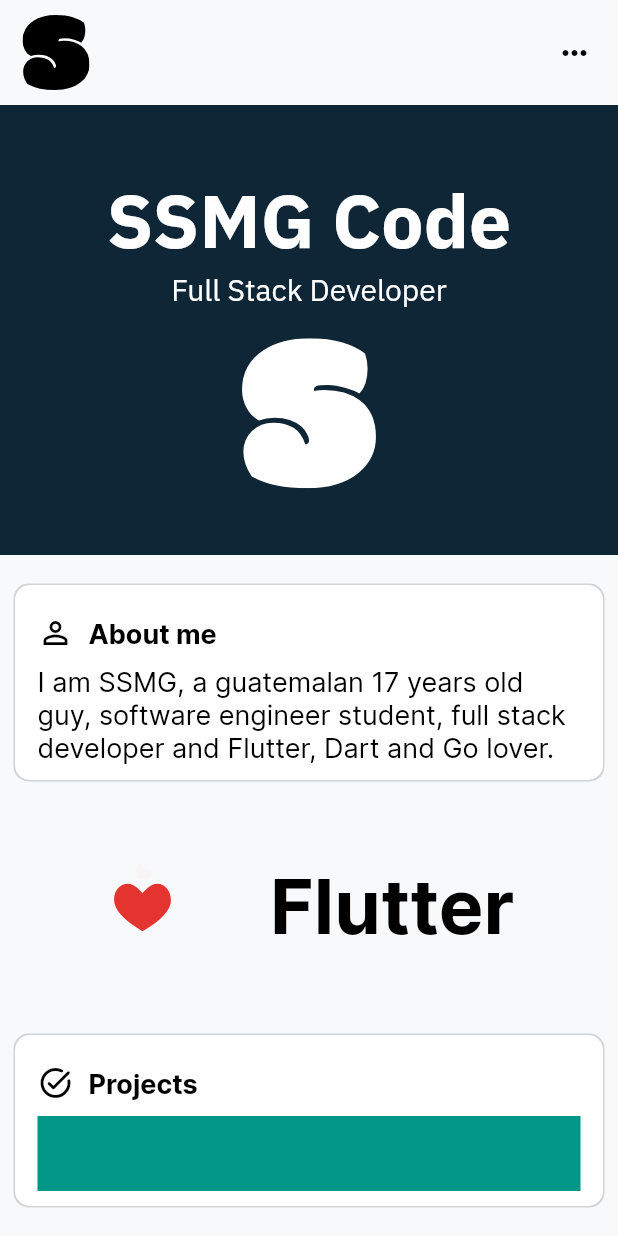
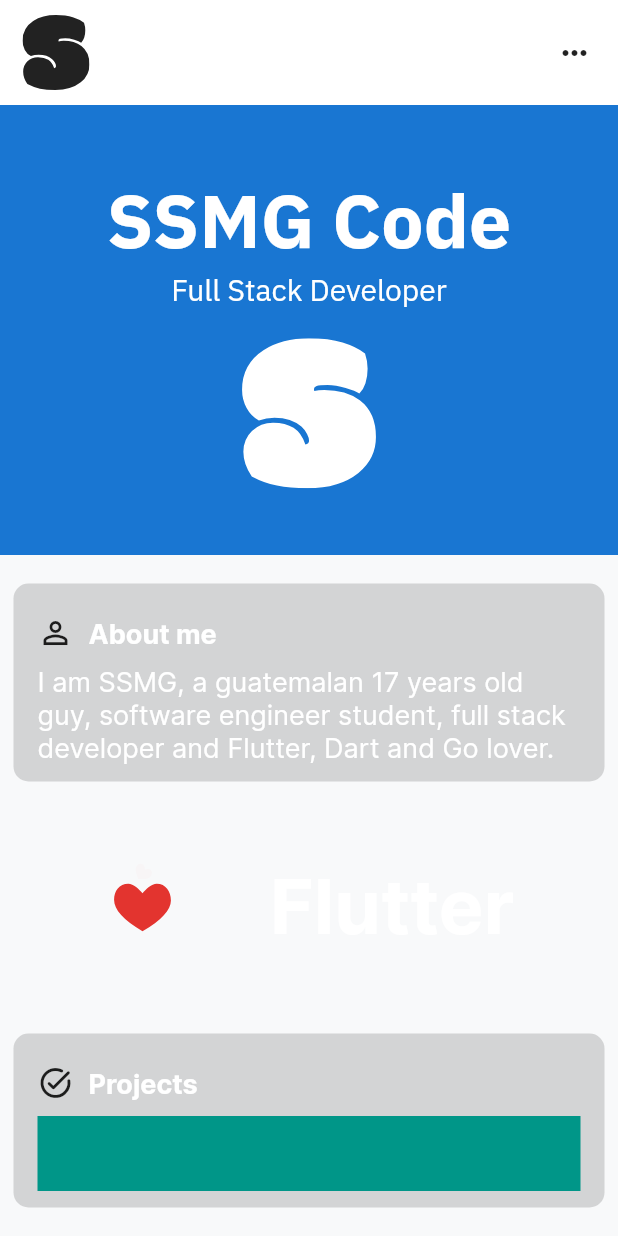
Before and after one commit to ssmgcode/portfolio-flutter, a Flutter app: the screen it shows after launch, on a phone screen of 412 x 824 dp. Run offline on Flutter 3.47's test engine with Material 2 defaults, Android fonts, the phone set to English and light mode, and no system bars; drawn by our look-alikes of animated_text_kit; our stand-ins replace bloc, fluro, flutter_bloc, flutter_svg, get_it, lottie and 1 more.

Commit message:
Implement a cubit with flutter_bloc to manage theme Save set theme to user preferences with SharedPreferences

```diff
--- /dev/null
+++ b/lib/bloc/application_theme/application_theme_cubit.dart
@@ -0,0 +1,15 @@
+import 'package:flutter/material.dart';
+import 'package:bloc/bloc.dart';
+import 'package:portfolio/shared_preferences/user_preferences.dart';
+
+/// Cubit to provide the theme mode to the main root of the application.
+class ApplicationThemeModeCubit extends Cubit<ThemeMode> {
+  /// Cubit to provide the theme mode to the main root of the application.
+  ApplicationThemeModeCubit() : super(UserPreferences().theme);
+
+  /// Sets a theme mode and emit the event to its widgets.
+  void setThemeMode(ThemeMode themeMode) {
+    UserPreferences().theme = themeMode;
+    emit(themeMode);
+  }
+}
--- /dev/null
+++ b/lib/config/app_colors.dart
@@ -0,0 +1,45 @@
+import 'package:flutter/material.dart';
+
+/// Contains the colors for the application.
+class AppTheme {
+// This class is not meant to be instantiated or extended; this constructor
+  // prevents instantiation and extension.
+  AppTheme._();
+
+  /// The accent color for the application.
+  static final accentColor = Colors.blue.shade700;
+
+  /// The color of brand.
+  static const brandColor = Color.fromRGBO(15, 38, 54, 1);
+
+  /// The main font used across the application.
+  static const fontFamily = 'IBMPlexSans';
+
+  static final _lightTheme = ThemeData(
+    fontFamily: fontFamily,
+    brightness: Brightness.light,
+    primaryColorBrightness: Brightness.light,
+    primaryColor: Colors.white,
+    accentColor: accentColor,
+    toggleableActiveColor: accentColor,
+    scaffoldBackgroundColor: const Color.fromRGBO(248, 249, 250, 1),
+    cardColor: Colors.white,
+  );
+
+  static final _darkTheme = ThemeData(
+    fontFamily: fontFamily,
+    brightness: Brightness.dark,
+    primaryColorBrightness: Brightness.dark,
+    primaryColor: const Color.fromRGBO(36, 37, 38, 1),
+    accentColor: accentColor,
+    toggleableActiveColor: accentColor,
+    scaffoldBackgroundColor: const Color.fromRGBO(25, 26, 27, 1),
+    cardColor: const Color.fromRGBO(36, 37, 38, 1),
+  );
+
+  /// Get the light theme.
+  static ThemeData get lightTheme => _lightTheme;
+
+  /// Get the dark theme.
+  static ThemeData get darkTheme => _darkTheme;
+}
--- a/lib/main.dart
+++ b/lib/main.dart
@@ -1,12 +1,36 @@
 import 'package:flutter/material.dart';
+import 'package:flutter_bloc/flutter_bloc.dart';
+import 'package:portfolio/bloc/application_theme/application_theme_cubit.dart';
+import 'package:portfolio/config/app_colors.dart';
 import 'package:portfolio/locator.dart';
 import 'package:portfolio/router/router.dart';
+import 'package:portfolio/shared_preferences/user_preferences.dart';
 import 'package:portfolio/ui/layouts/main_layout.dart';
 
-void main() {
+void main() async {
+  WidgetsFlutterBinding.ensureInitialized();
+  await UserPreferences().initPreferences();
   setupLocator();
   Flurorouter.configureRoutes();
-  runApp(const MyApp());
+  runApp(const ApplicationTheme());
+}
+
+/// Builds [MyApp] and depending on [ApplicationThemeModeCubit].
+class ApplicationTheme extends StatelessWidget {
+  /// Builds [MyApp] and depending on [ApplicationThemeModeCubit].
+  const ApplicationTheme({Key? key}) : super(key: key);
+
+  @override
+  Widget build(BuildContext context) {
+    return MultiBlocProvider(
+      providers: [
+        BlocProvider<ApplicationThemeModeCubit>(
+          create: (_) => ApplicationThemeModeCubit(),
+        ),
+      ],
+      child: const MyApp(),
+    );
+  }
 }
 
 /// Main application enter point for UI.
@@ -16,67 +40,14 @@ class MyApp extends StatelessWidget {
 
   @override
   Widget build(BuildContext context) {
-    /// Primary light color for the application: background,
-    /// buttons backgrounds, etc.
-    const backgroundColorLight = Color.fromRGBO(248, 249, 250, 1);
-
-    /// Primary dark color for the application: background,
-    /// buttons backgrunds, etc.
-    const backgroundColorDark = Color.fromRGBO(36, 37, 38, 1);
-
-    /// The base theme data.
-    final baseTheme = ThemeData(
-      fontFamily: 'IBMPlexSans',
-      accentColor: const Color(0xff0f2636),
-      accentColorBrightness: Brightness.dark,
-      appBarTheme: const AppBarTheme(
-        centerTitle: true,
+    return BlocBuilder<ApplicationThemeModeCubit, ThemeMode>(
+      builder: (_, themeMode) => MaterialApp(
+        title: 'SSMG Code',
+        theme: AppTheme.lightTheme,
+        darkTheme: AppTheme.darkTheme,
+        themeMode: themeMode,
+        home: const MainLayout(),
       ),
-    );
-
-    /// The implementation of [baseTheme] with adjustment for light theme.
-    final lightTheme = baseTheme.copyWith(
-      primaryColor: Colors.black,
-      backgroundColor: backgroundColorLight,
-      scaffoldBackgroundColor: backgroundColorLight,
-      brightness: Brightness.light,
-      appBarTheme: const AppBarTheme(
-        actionsIconTheme: IconThemeData(
-          color: Colors.black,
-        ),
-        brightness: Brightness.light,
-        backgroundColor: backgroundColorLight,
-      ),
-      iconTheme: const IconThemeData(
-        color: Colors.black,
-      ),
-      cardColor: Colors.white,
-    );
-
-    /// The implementation of [baseTheme] with adjustment for dark theme.
-    final darkTheme = baseTheme.copyWith(
-      primaryColor: Colors.white,
-      backgroundColor: backgroundColorDark,
-      scaffoldBackgroundColor: backgroundColorDark,
-      brightness: Brightness.dark,
-      appBarTheme: const AppBarTheme(
-        actionsIconTheme: IconThemeData(
-          color: Colors.white,
-        ),
-        brightness: Brightness.dark,
-        backgroundColor: backgroundColorDark,
-      ),
-      iconTheme: const IconThemeData(
-        color: Colors.white,
-      ),
-      cardColor: const Color.fromRGBO(25, 26, 27, 1),
-    );
-
-    return MaterialApp(
-      title: 'SSMG Code',
-      theme: lightTheme,
-      // darkTheme: darkTheme,
-      home: const MainLayout(),
     );
   }
 }
--- /dev/null
+++ b/lib/shared_preferences/user_preferences.dart
@@ -0,0 +1,49 @@
+import 'package:flutter/material.dart' show ThemeMode;
+import 'package:shared_preferences/shared_preferences.dart';
+
+/// The central class to manage user preferences persistenly.
+class UserPreferences {
+  UserPreferences._internal();
+
+  /// Creates a singleton instance of this class to centralize all preferences.
+  factory UserPreferences() => UserPreferences._instance;
+
+  late SharedPreferences _preferences;
+
+  static final UserPreferences _instance = UserPreferences._internal();
+
+  /// Get last status of theme set by user.
+  ThemeMode get theme {
+    final lastThemeSet = _preferences.getString('theme');
+    switch (lastThemeSet) {
+      case 'light':
+        return ThemeMode.light;
+      case 'dark':
+        return ThemeMode.dark;
+      default:
+        return ThemeMode.system;
+    }
+  }
+
+  /// Set a new status for theme used by application.
+  set theme(ThemeMode themeMode) {
+    final String themeModeToSet;
+    switch (themeMode) {
+      case ThemeMode.light:
+        themeModeToSet = 'light';
+        break;
+      case ThemeMode.dark:
+        themeModeToSet = 'dark';
+        break;
+      default:
+        themeModeToSet = 'system';
+        break;
+    }
+    _preferences.setString('theme', themeModeToSet);
+  }
+
+  /// Read preferences set by user from SharedPreferences.
+  Future<void> initPreferences() async {
+    _preferences = await SharedPreferences.getInstance();
+  }
+}
--- a/lib/ui/widgets/custom_app_bar.dart
+++ b/lib/ui/widgets/custom_app_bar.dart
@@ -11,10 +11,7 @@ class CustomAppBar extends StatelessWidget {
   Widget build(BuildContext context) {
     return Container(
       height: 70,
-      decoration: BoxDecoration(
-        // color: Colors.red,
-        color: Theme.of(context).backgroundColor,
-      ),
+      color: Theme.of(context).primaryColor,
       child: Padding(
         padding: const EdgeInsets.only(
           left: 15.0,
@@ -26,13 +23,20 @@ class CustomAppBar extends StatelessWidget {
             SvgPicture.asset(
               'assets/ssmg-logo.svg',
               height: 50,
-              color: Theme.of(context).primaryColor,
+              color: DefaultTextStyle.of(context).style.color,
             ),
             IconButton(
               icon: const Icon(Icons.more_horiz),
               onPressed: () {
                 showModalBottomSheet(
                   context: context,
+                  shape: const RoundedRectangleBorder(
+                    borderRadius: BorderRadius.vertical(
+                      top: Radius.circular(
+                        10.0,
+                      ),
+                    ),
+                  ),
                   builder: (BuildContext context) => const MenuBottomSheet(),
                 );
               },
--- a/lib/ui/widgets/custom_card.dart
+++ b/lib/ui/widgets/custom_card.dart
@@ -27,7 +27,6 @@ class CustomCard extends StatelessWidget {
   Widget build(BuildContext context) {
     return Container(
       decoration: BoxDecoration(
-        color: Theme.of(context).cardColor,
         borderRadius: BorderRadius.circular(10.0),
         boxShadow: const <BoxShadow>[
           BoxShadow(
@@ -39,10 +38,9 @@ class CustomCard extends StatelessWidget {
         ],
       ),
       child: DefaultTextStyle(
-        style: TextStyle(
+        style: const TextStyle(
           fontFamily: 'Inter',
           fontSize: 18,
-          color: Theme.of(context).primaryColor,
         ),
         child: Column(
           children: [
--- a/lib/ui/widgets/favorite_technologies_presentation.dart
+++ b/lib/ui/widgets/favorite_technologies_presentation.dart
@@ -17,11 +17,10 @@ class FavoriteTechnoloiesPresentation extends StatelessWidget {
           width: 170,
         ),
         DefaultTextStyle(
-          style: TextStyle(
+          style: const TextStyle(
             fontSize: 50,
             fontWeight: FontWeight.bold,
             fontFamily: 'Inter',
-            color: Theme.of(context).primaryColor,
           ),
           child: AnimatedTextKit(
             repeatForever: true,
--- a/lib/ui/widgets/ssmg_poster.dart
+++ b/lib/ui/widgets/ssmg_poster.dart
@@ -35,9 +35,7 @@ class _Background extends StatelessWidget {
       child: Container(
         height: _posterHeight,
         width: size.width < 1000 ? size.width : 1000,
-        decoration: BoxDecoration(
-          color: Theme.of(context).accentColor,
-        ),
+        color: Theme.of(context).accentColor,
       ),
     );
   }
--- a/pubspec.yaml
+++ b/pubspec.yaml
@@ -26,9 +26,11 @@ dependencies:
   animated_text_kit: ^4.2.1
   cupertino_icons: ^1.0.2
   fluro: ^2.0.3
+  flutter_bloc: ^7.0.1
   flutter_svg: ^0.22.0
   get_it: ^7.1.4
   lottie: ^1.0.1
+  shared_preferences: ^2.0.6
 
 dev_dependencies:
   very_good_analysis: ^2.1.1
```
Also changed, not shown: lib/ui/widgets/menu_bottom_sheet.dart (+21 -4 lines), pubspec.lock.
